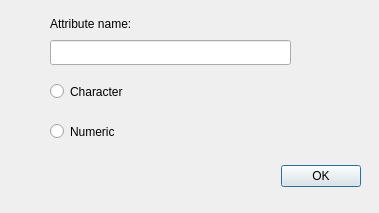
The window that GUI_UIs/ui_attribute.ui (ccbogel/QualCoder) describes before a commit, drawn with Qt 5.
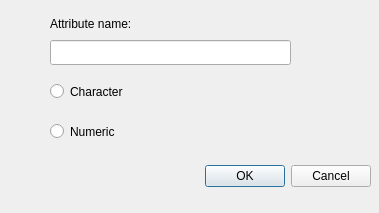
The same window after the commit.

The edit to the form file:
```diff
--- a/GUI_UIs/ui_attribute.ui
+++ b/GUI_UIs/ui_attribute.ui
@@ -16,7 +16,7 @@
   <widget class="QDialogButtonBox" name="buttonBox">
    <property name="geometry">
     <rect>
-     <x>20</x>
+     <x>30</x>
      <y>160</y>
      <width>341</width>
      <height>32</height>
@@ -26,7 +26,7 @@
     <enum>Qt::Horizontal</enum>
    </property>
    <property name="standardButtons">
-    <set>QDialogButtonBox::Ok</set>
+    <set>QDialogButtonBox::Cancel|QDialogButtonBox::Ok</set>
    </property>
   </widget>
   <widget class="QLabel" name="label_att_name">
```
